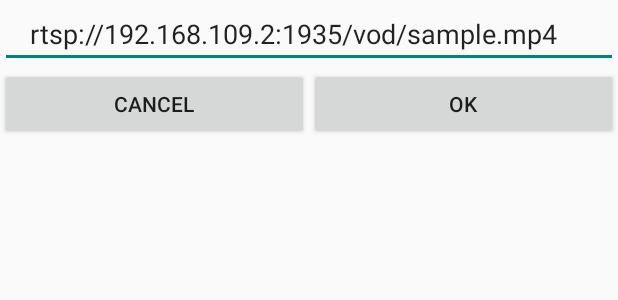
After one commit to streaming96/Android-H264RTSPStreamPlayer, an Android app: the layout dialog_setip.xml on its own in the app's theme, with its tools: preview values and no code run, on a phone screen of 412 x 824 dp. The commit adds this screen. Shown: the top 300 px of the screen. Run offline under Robolectric (Android 15) with nearby library versions, the light colour scheme and no system bars.

Commit message:
Added Dialog, bootcompleted broadcastreceiver

```diff
--- a/app/build.gradle
+++ b/app/build.gradle
@@ -26,4 +26,5 @@ dependencies {
     androidTestImplementation 'com.android.support.test:runner:1.0.2'
     androidTestImplementation 'com.android.support.test.espresso:espresso-core:3.0.2'
     implementation group: 'com.google.android.exoplayer', name: 'exoplayer', version: 'r2.5.2'
+    implementation 'com.android.support:support-annotations:28.0.0'
 }
--- a/app/src/main/java/com/example/rtsph264streamplayer/receiver/BootReceiver.java
+++ b/app/src/main/java/com/example/rtsph264streamplayer/receiver/BootReceiver.java
@@ -3,13 +3,16 @@ package com.example.rtsph264streamplayer.receiver;
 import android.content.BroadcastReceiver;
 import android.content.Context;
 import android.content.Intent;
+import android.widget.Toast;
 
 import com.example.rtsph264streamplayer.MainActivity;
 
 public class BootReceiver extends BroadcastReceiver {
     @Override
     public void onReceive(Context context, Intent intent) {
+        Toast.makeText(context, "sfdsdfsdfsdf", Toast.LENGTH_SHORT).show();
         Intent myIntent = new Intent(context, MainActivity.class);
-        context.startService(myIntent);
+        myIntent.addFlags(Intent.FLAG_ACTIVITY_NEW_TASK);
+        context.startActivity(myIntent);
     }
 }
--- /dev/null
+++ b/app/src/main/res/layout/dialog_setip.xml
@@ -0,0 +1,46 @@
+<?xml version="1.0" encoding="utf-8"?>
+<android.support.constraint.ConstraintLayout
+    xmlns:android="http://schemas.android.com/apk/res/android"
+    xmlns:tools="http://schemas.android.com/tools"
+    android:layout_width="match_parent"
+    android:layout_height="match_parent">
+
+    <LinearLayout
+        android:orientation="vertical"
+        android:layout_width="match_parent"
+        android:layout_height="match_parent">
+
+        <EditText
+            android:id="@+id/edit_ip"
+            android:layout_width="match_parent"
+            android:layout_height="wrap_content"
+            android:paddingLeft="20dp"
+            android:paddingRight="20dp"
+            android:text="rtsp://192.168.109.2:1935/vod/sample.mp4"/>
+
+        <LinearLayout
+            android:layout_width="match_parent"
+            android:layout_height="wrap_content"
+            android:orientation="horizontal">
+
+            <Button
+                android:id="@+id/btn_cancel"
+                android:layout_width="0dp"
+                android:layout_height="match_parent"
+                android:layout_weight="1"
+                tools:ignore="Suspicious0dp"
+                android:text="cancel"/>
+
+            <Button
+                android:id="@+id/btn_ok"
+                android:layout_width="0dp"
+                android:layout_height="match_parent"
+                android:layout_weight="1"
+                tools:ignore="Suspicious0dp"
+                android:text="ok"/>
+
+        </LinearLayout>
+
+    </LinearLayout>
+
+</android.support.constraint.ConstraintLayout>
```
Also changed, not shown: app/src/main/AndroidManifest.xml (+5 -2 lines), app/src/main/java/com/example/rtsph264streamplayer/MainActivity.java (+11 -0 lines), app/src/main/java/com/example/rtsph264streamplayer/dialog/CustomDialog.java (added, +53 -0 lines).
